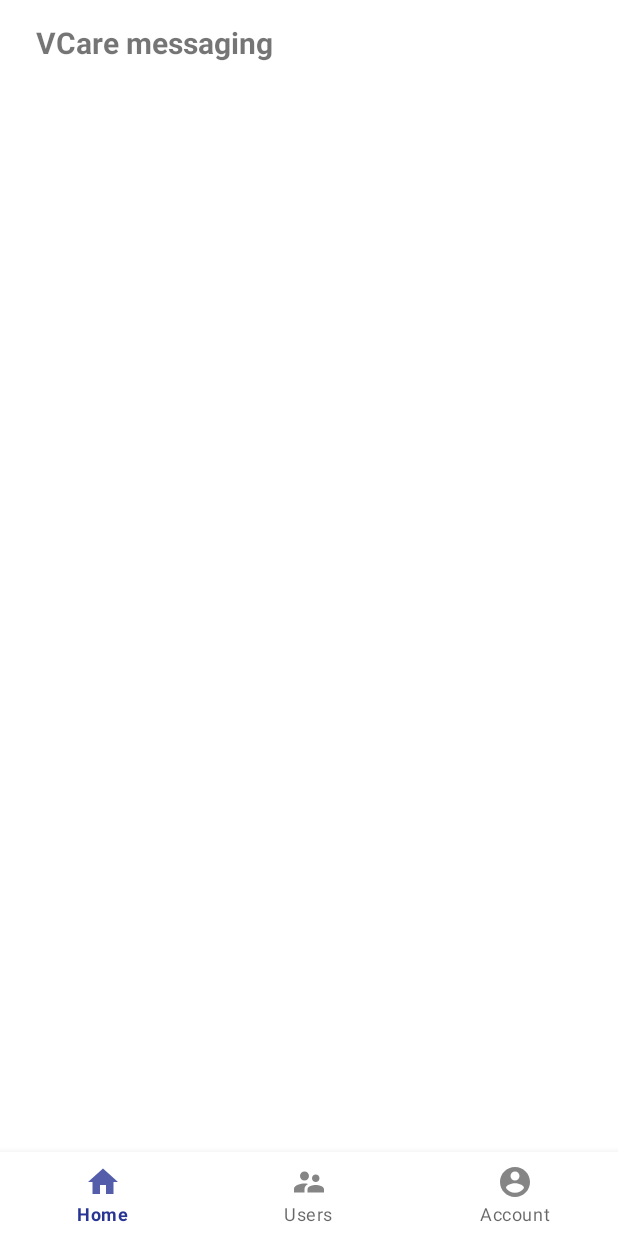
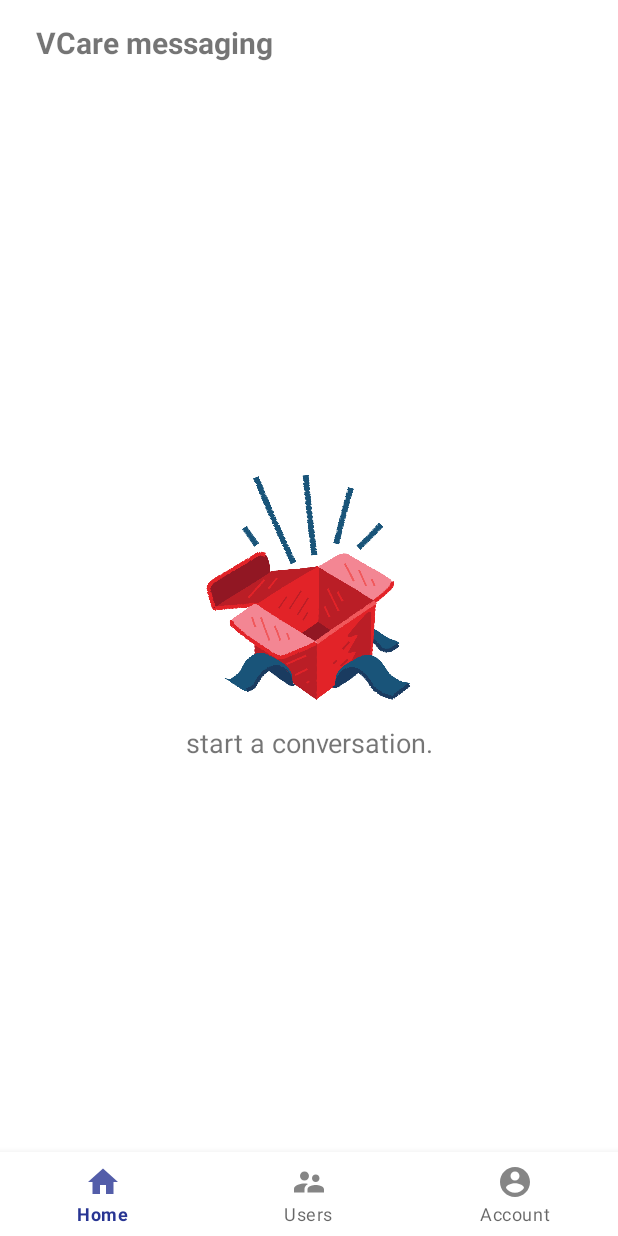
Before and after one commit to sakets3010/VCare_, an Android app: the HomeFragment screen opened directly, with no data from a screen before it, on a phone screen of 412 x 824 dp. Run offline under Robolectric (Android 15) with nearby library versions, the phone set to English and light mode, and no system bars; our stand-ins replace Dagger/Hilt's generated code, Firebase (no records; nobody signed in at launch, a user with empty details on screens opened directly), data binding, navigation-ui; libraries missing offline, so code that uses them is left out: androidx.hilt, androidx.hilt.lifecycle; Roboto replaces fonts that are not available here; 1 statement that could not run was skipped.

Commit message:
executed final changes

```diff
--- a/app/src/main/java/com/example/vcare/CoreApplication.kt
+++ b/app/src/main/java/com/example/vcare/CoreApplication.kt
@@ -1,8 +1,6 @@
 package com.example.vcare
 
 import android.app.Application
-import androidx.multidex.MultiDexApplication
-import dagger.hilt.android.AndroidEntryPoint
 import dagger.hilt.android.HiltAndroidApp
 
 @HiltAndroidApp
--- a/app/src/main/java/com/example/vcare/helper/Status.kt
+++ b/app/src/main/java/com/example/vcare/helper/Status.kt
@@ -1,12 +1,6 @@
 package com.example.vcare.helper
 
-import com.google.firebase.firestore.CollectionReference
-import com.google.firebase.firestore.FirebaseFirestore
-import com.google.firebase.firestore.ktx.firestore
-import com.google.firebase.ktx.Firebase
-
 class Status {
-    private val _repository  = ChatRepository()
     companion object{
         const val ONLINE = 100L
         const val ONLINE_AND_TYPING = 101L
--- a/app/src/main/java/com/example/vcare/home/HomeActivity.kt
+++ b/app/src/main/java/com/example/vcare/home/HomeActivity.kt
@@ -20,8 +20,6 @@ import dagger.hilt.android.AndroidEntryPoint
 
 @AndroidEntryPoint
 class HomeActivity : AppCompatActivity() {
-
-
     private val _repository = ChatRepository()
     override fun onCreate(savedInstanceState: Bundle?) {
         super.onCreate(savedInstanceState)
--- a/app/src/main/java/com/example/vcare/home/home/HomeFragment.kt
+++ b/app/src/main/java/com/example/vcare/home/home/HomeFragment.kt
@@ -12,12 +12,11 @@ import androidx.annotation.RequiresApi
 import androidx.databinding.DataBindingUtil
 import androidx.fragment.app.Fragment
 import androidx.fragment.app.viewModels
-import androidx.lifecycle.Observer
-import com.example.vcare.notifications.OreoNotification
 import com.example.vcare.R
 import com.example.vcare.chatLog.ChatLogActivity
 import com.example.vcare.databinding.FragmentHomeBinding
 import com.example.vcare.home.newMessage.NewMessageFragment
+import com.example.vcare.notifications.OreoNotification
 import com.google.firebase.iid.FirebaseInstanceId
 import dagger.hilt.android.AndroidEntryPoint
 
@@ -40,20 +39,30 @@ class HomeFragment : Fragment() {
         )
 
 
-        viewModel.listenForNewMessage().observe(viewLifecycleOwner, {
-            viewModel.displayUsers(it).observe(viewLifecycleOwner, { chatMessages ->
+        setEmpty()
+        viewModel.activeUsers.observe(viewLifecycleOwner, { chatMessages ->
+            if(chatMessages.isNotEmpty()){
+                setNotEmpty()
                 binding.homeRecycler.adapter = HomeAdapter(chatMessages) { chatPartner ->
                     val intent = Intent(requireContext(), ChatLogActivity::class.java)
                     intent.putExtra(NewMessageFragment.USER_KEY, chatPartner)
                     startActivity(intent)
                 }
-            })
+
+            }
         })
-
-
-
         viewModel.updateToken(FirebaseInstanceId.getInstance().token)
         return binding.root
     }
 
+    private fun setNotEmpty() {
+        binding.homeRecycler.visibility = View.VISIBLE
+        binding.chatsEmpty.visibility = View.GONE
+    }
+
+    private fun setEmpty() {
+        binding.homeRecycler.visibility = View.GONE
+        binding.chatsEmpty.visibility = View.VISIBLE
+    }
+
 }
--- a/app/src/main/java/com/example/vcare/home/home/HomeFragmentViewmodel.kt
+++ b/app/src/main/java/com/example/vcare/home/home/HomeFragmentViewmodel.kt
@@ -15,14 +15,22 @@ import com.google.firebase.auth.ktx.auth
 import com.google.firebase.database.FirebaseDatabase
 import com.google.firebase.ktx.Firebase
 
+@RequiresApi(Build.VERSION_CODES.N)
 class HomeFragmentViewmodel @ViewModelInject constructor(
     private val repository: ChatRepository,
     @Assisted private val savedStateHandle: SavedStateHandle
 ) : ViewModel() {
     private var _activeUsers: MutableLiveData<List<ChatMessage>> = MutableLiveData()
+    val activeUsers: MutableLiveData<List<ChatMessage>>
+    get() = _activeUsers
     private var _users = mutableListOf<ChatMessage>()
     private val _latestMessageMap = HashMap<String, ChatMessage>()
     private var _conversationList: MutableLiveData<List<ChatChannelIdWrapper>> = MutableLiveData()
+
+
+    init {
+        listenForNewMessage()
+    }
 
     fun updateToken(token: String?) {
         val firebaseUser = Firebase.auth.currentUser
@@ -33,7 +41,8 @@ class HomeFragmentViewmodel @ViewModelInject constructor(
         }
     }
 
-    fun listenForNewMessage(): LiveData<List<ChatChannelIdWrapper>> {
+    @RequiresApi(Build.VERSION_CODES.N)
+    private fun listenForNewMessage() {
         repository.getChatReference()?.whereArrayContains(
             "between", Id(Firebase.auth.currentUser?.uid)
         )
@@ -54,17 +63,17 @@ class HomeFragmentViewmodel @ViewModelInject constructor(
 
                     }
                     _conversationList.value = conversations
+                    displayUsers(_conversationList.value)
 
                 } else {
                     Log.d("failed", "Current data: null")
                 }
 
             }
-        return _conversationList
     }
 
     @RequiresApi(Build.VERSION_CODES.N)
-    fun displayUsers(conversations: List<ChatChannelIdWrapper>?): LiveData<List<ChatMessage>> {
+    private fun displayUsers(conversations: List<ChatChannelIdWrapper>?): LiveData<List<ChatMessage>> {
         _users.clear()
         conversations?.forEach {
             repository.getChatReference()?.document(it.docId)?.collection("Messages")
--- a/app/src/main/java/com/example/vcare/home/profile/ProfileFragment.kt
+++ b/app/src/main/java/com/example/vcare/home/profile/ProfileFragment.kt
@@ -45,7 +45,7 @@ class ProfileFragment : Fragment() {
             Snackbar.make(requireView(),getString(R.string.updated_bio),Snackbar.LENGTH_SHORT).show()
         }
         if (uid != null) {
-            viewModel.fetchUserDetails(uid).observe(viewLifecycleOwner, {
+            viewModel.userDetails.observe(viewLifecycleOwner, {
                 binding.loginUsernameTextLayoutProfile.text = it.username
                 binding.editTextBio.setText(it.bio, TextView.BufferType.EDITABLE)
                 Picasso.get().load(it.profileImageUrl).into(binding.imageViewProfilePicture)
--- a/app/src/main/res/layout/activity_chat_log.xml
+++ b/app/src/main/res/layout/activity_chat_log.xml
@@ -53,7 +53,7 @@
                     android:layout_height="50dp"
                     android:layout_marginTop="8dp"
                     android:layout_marginBottom="8dp"
-                    app:civ_border_width="4dp"
+                    app:civ_border_width="2dp"
                     app:layout_constraintBottom_toBottomOf="parent"
                     app:layout_constraintStart_toEndOf="@id/back_button_chat_log"
                     app:layout_constraintTop_toTopOf="parent" />
--- a/app/src/main/res/layout/fragment_home.xml
+++ b/app/src/main/res/layout/fragment_home.xml
@@ -32,6 +32,42 @@
             app:layout_constraintStart_toStartOf="@id/textView4"
             app:layout_constraintTop_toTopOf="@id/textView4" />
 
+        <LinearLayout
+            android:id="@+id/chats_empty"
+            android:layout_width="match_parent"
+            android:layout_height="match_parent"
+            android:gravity="center"
+            android:orientation="vertical"
+            android:visibility="gone"
+            app:layout_constraintBottom_toBottomOf="parent"
+            app:layout_constraintEnd_toEndOf="parent"
+            app:layout_constraintStart_toStartOf="parent"
+            app:layout_constraintTop_toTopOf="parent">
+
+            <ImageView
+                android:id="@+id/no_chats_image"
+                android:layout_width="150dp"
+                android:layout_height="150dp"
+                app:srcCompat="@drawable/empty_list"
+                tools:layout_editor_absoluteX="181dp"
+                tools:layout_editor_absoluteY="289dp" />
+
+            <TextView
+                android:id="@+id/no_links_text"
+                android:layout_width="wrap_content"
+                android:layout_height="wrap_content"
+                android:layout_marginStart="16dp"
+                android:layout_marginTop="16dp"
+                android:layout_marginEnd="16dp"
+                android:textSize="18sp"
+                android:gravity="center"
+                android:text="@string/start_a_conversation"
+                app:layout_constraintEnd_toEndOf="parent"
+                app:layout_constraintStart_toStartOf="parent"
+                tools:layout_editor_absoluteY="337dp" />
+
+        </LinearLayout>
+
         <androidx.recyclerview.widget.RecyclerView
             android:id="@+id/home_recycler"
             android:layout_width="match_parent"
--- a/app/src/main/res/layout/fragment_profile.xml
+++ b/app/src/main/res/layout/fragment_profile.xml
@@ -128,7 +128,8 @@
             android:id="@+id/button_setting"
             android:layout_width="wrap_content"
             android:layout_height="wrap_content"
-            android:layout_marginEnd="8dp"
+            android:layout_marginEnd="24dp"
+            android:background="@color/transparent"
             app:layout_constraintBottom_toBottomOf="@id/textView_profile"
             app:layout_constraintEnd_toEndOf="parent"
             app:layout_constraintTop_toTopOf="@id/textView_profile"
--- a/app/src/main/res/values/strings.xml
+++ b/app/src/main/res/values/strings.xml
@@ -91,4 +91,7 @@
     <string name="auth_failed">authentication failed,retry</string>
     <string name="welcome">welcome</string>
     <string name="username_">username</string>
+    <string name="isdark">isDark</string>
+    <string name="ifbiometric">ifBiometric</string>
+    <string name="start_a_conversation">start a conversation.</string>
 </resources>
```
Also changed, not shown: app/src/main/java/com/example/vcare/chatLog/ChatLogActivity.kt (+102 -100 lines), app/src/main/java/com/example/vcare/chatLog/ChatLogViewmodel.kt (+55 -29 lines), app/src/main/java/com/example/vcare/helper/HelperActivity.kt (+3 -4 lines), app/src/main/java/com/example/vcare/home/profile/ProfileFragmentViewmodel.kt (+10 -5 lines), app/src/main/java/com/example/vcare/login/LoginSignInFragment.kt (+23 -13 lines), app/src/main/java/com/example/vcare/login/LoginUserDetailFragment.kt (+9 -10 lines), app/src/main/res/drawable-hdpi/empty_list.png (added).
